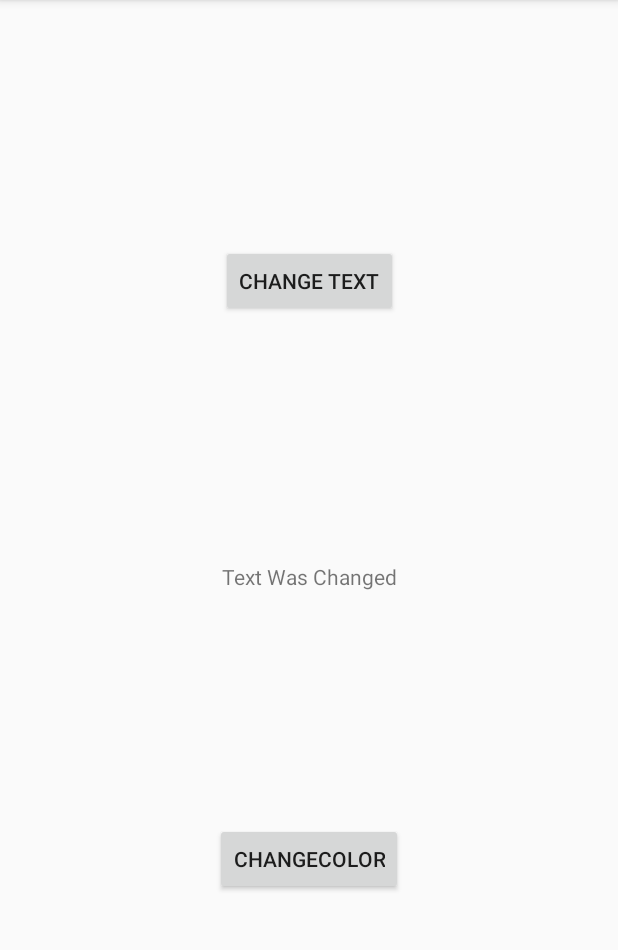
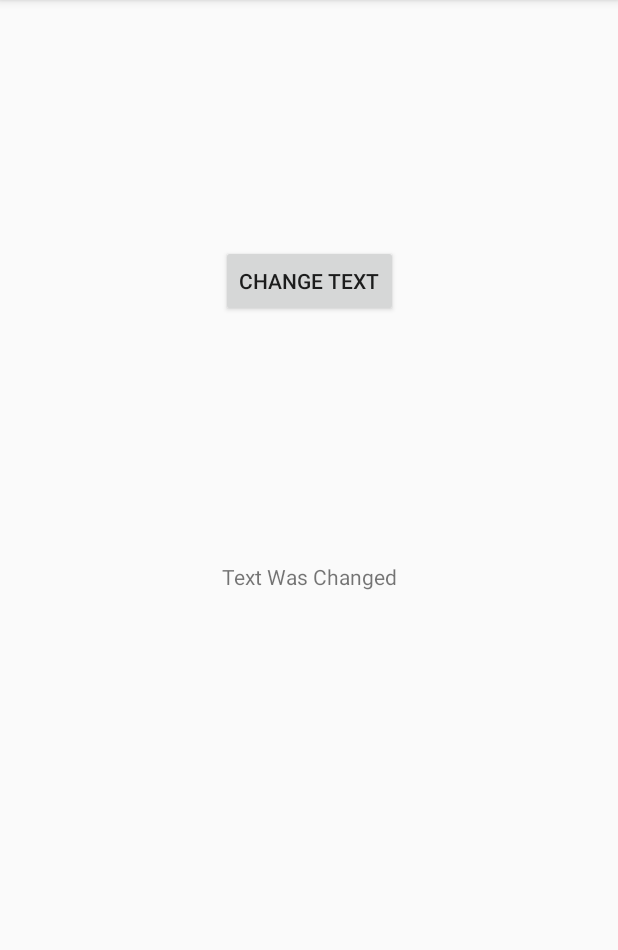
Before and after one commit to TomasKondrotas/HelloWorld2, an Android app: the screen it shows after launch (MainActivity), after a tap on "CHANGE TEXT", on a phone screen of 412 x 824 dp, the part 84-1034 px from its top. Run offline under Robolectric (Android 15) with nearby library versions, the phone set to English and light mode, and no system bars.

Commit message:
Revert "Added Color change button"
This reverts commit 376a3ef8a2f3830786b1501263f5607c675a4d1f.

```diff
--- a/app/src/main/java/com/example/helloworld/MainActivity.java
+++ b/app/src/main/java/com/example/helloworld/MainActivity.java
@@ -2,12 +2,9 @@ package com.example.helloworld;
 
 import androidx.appcompat.app.AppCompatActivity;
 
-import android.graphics.Color;
 import android.os.Bundle;
 import android.view.View;
 import android.widget.TextView;
-
-import static android.graphics.Color.rgb;
 
 public class MainActivity extends AppCompatActivity {
 
@@ -22,11 +19,6 @@ public class MainActivity extends AppCompatActivity {
     }
 
     public void ChangeText(View view) {
-
         this.TvMain.setText("Text Was Changed");
     }
-
-    public void ColorChange(View view) {
-        this.TvMain.setTextColor(Color.rgb(200, 0, 0));
-    }
 }
--- a/app/src/main/res/layout/activity_main.xml
+++ b/app/src/main/res/layout/activity_main.xml
@@ -27,16 +27,4 @@
         app:layout_constraintStart_toStartOf="parent"
         app:layout_constraintTop_toTopOf="parent" />
 
-    <Button
-        android:id="@+id/BtnColorChange"
-        android:layout_width="wrap_content"
-        android:layout_height="wrap_content"
-        android:text="ChangeColor"
-        android:onClick="ColorChange"
-        app:layout_constraintBottom_toBottomOf="parent"
-        app:layout_constraintEnd_toEndOf="parent"
-        app:layout_constraintStart_toStartOf="parent"
-        app:layout_constraintTop_toBottomOf="@+id/TvMain"
-        app:layout_constraintVertical_bias="0.474" />
-
 </androidx.constraintlayout.widget.ConstraintLayout>
```
